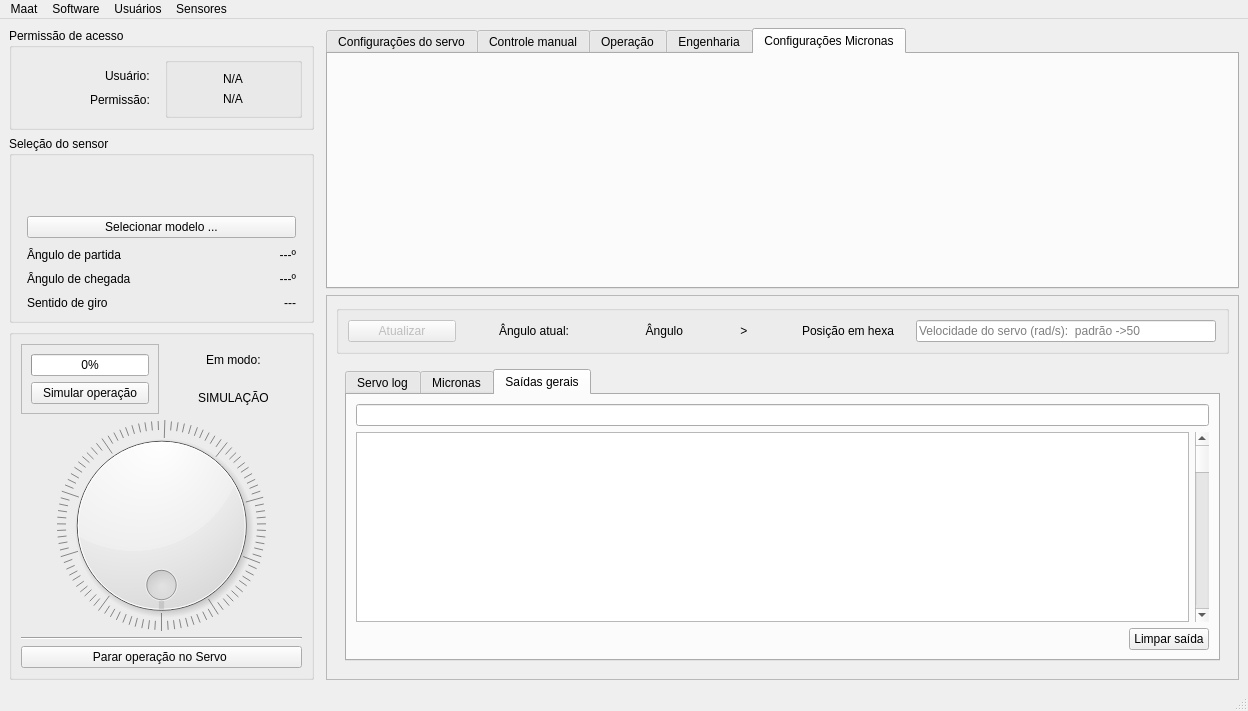
Above: mainwindow.ui from LucasDuarte026/QTMaat before the change. Below: the same form after it.
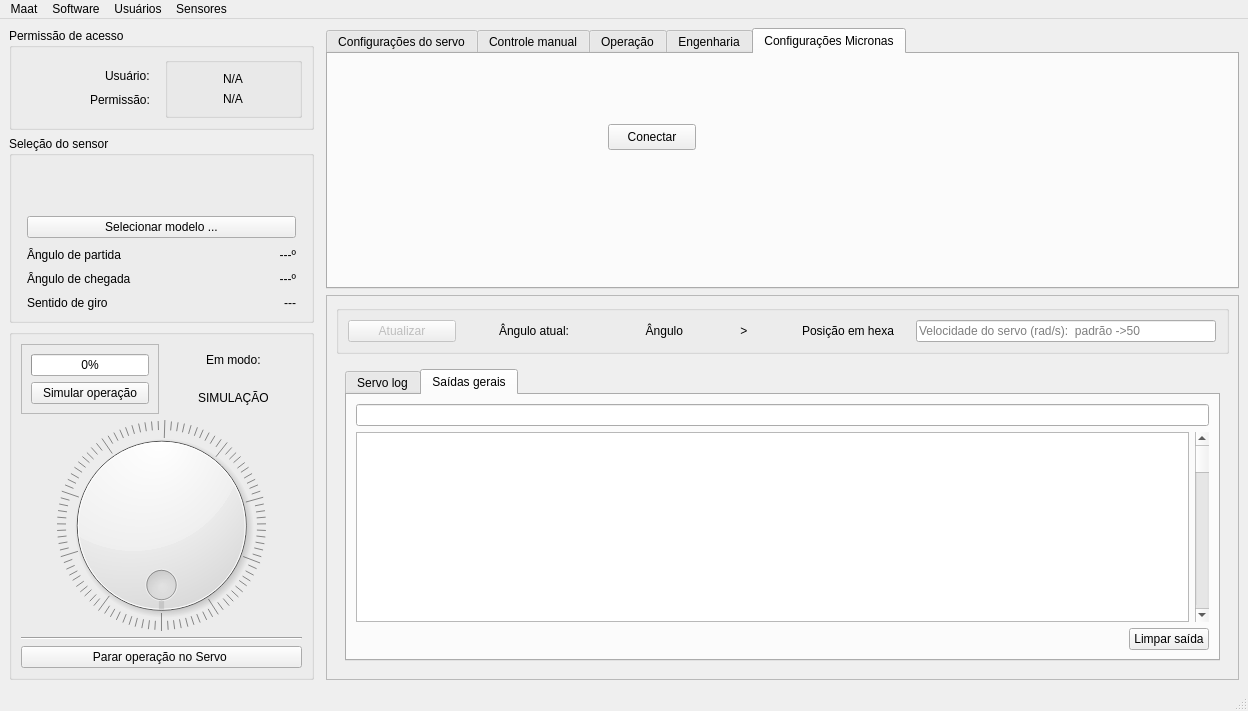
That is the form after the change. The open tabs and pages were chosen to show the change. Icons and pictures are not drawn.

Patch:
```diff
--- a/mainwindow.ui
+++ b/mainwindow.ui
@@ -763,6 +763,19 @@
          <attribute name="title">
           <string>Configurações Micronas</string>
          </attribute>
+         <widget class="QPushButton" name="micronas_connect">
+          <property name="geometry">
+           <rect>
+            <x>280</x>
+            <y>70</y>
+            <width>88</width>
+            <height>26</height>
+           </rect>
+          </property>
+          <property name="text">
+           <string>Conectar</string>
+          </property>
+         </widget>
         </widget>
        </widget>
       </item>
@@ -952,11 +965,6 @@
                 </item>
                </layout>
               </widget>
-              <widget class="QWidget" name="tab_4">
-               <attribute name="title">
-                <string>Micronas</string>
-               </attribute>
-              </widget>
               <widget class="QWidget" name="general_output">
                <attribute name="title">
                 <string>Saídas gerais</string>
```
Left out of the diff: 4 changed lines with no effect on the pictures.
